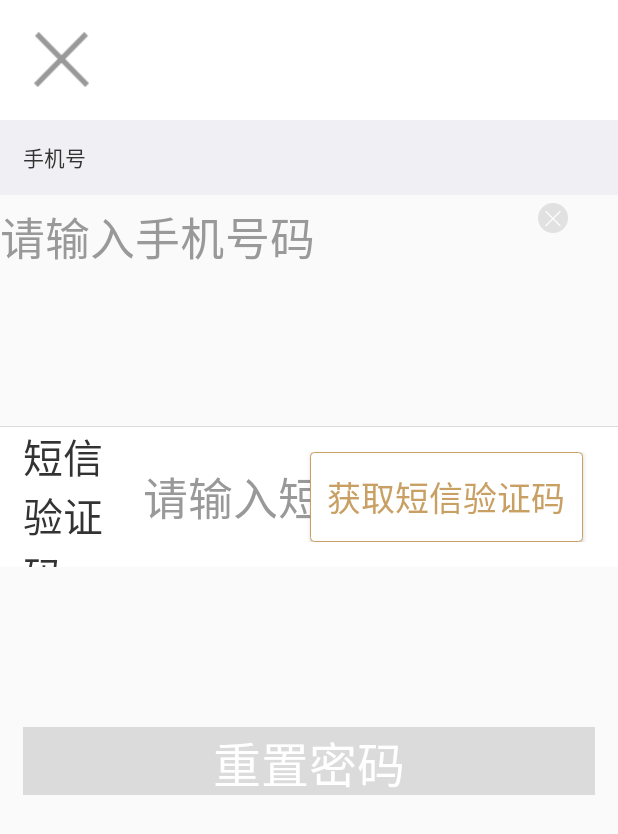
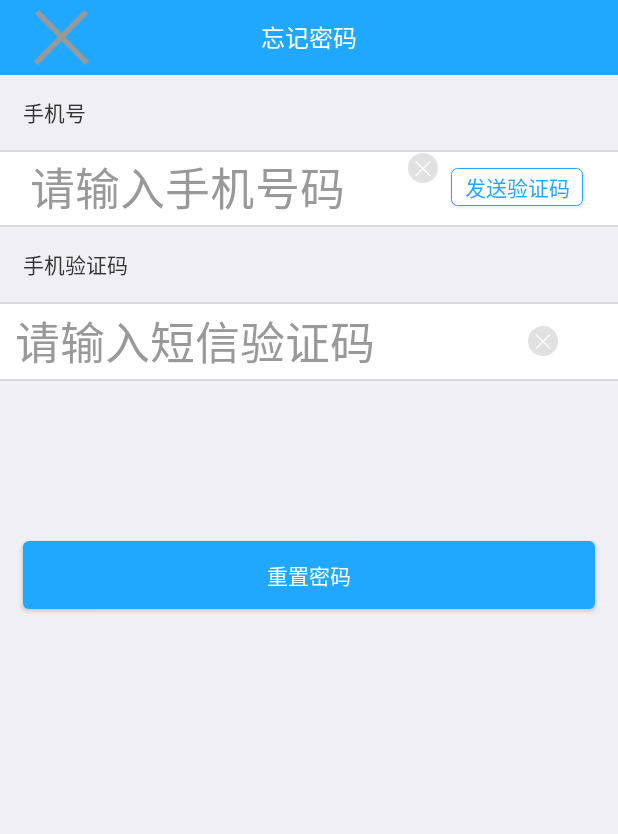
Before and after one commit to yuanchongzhang/zaixianjiaoyu, an Android app: the ForgetActivity screen opened directly, with no data from a screen before it, on a phone screen of 412 x 824 dp. Shown: the top 834 px of the screen. Run offline under Robolectric (Android 15) with nearby library versions, the phone set to English and light mode, and no system bars; pictures from the network do not load.

Commit message:
搭建登录界面

```diff
--- /dev/null
+++ b/app/src/main/res/drawable/btn_forget.xml
@@ -0,0 +1,12 @@
+<?xml version="1.0" encoding="utf-8"?>
+<shape xmlns:android="http://schemas.android.com/apk/res/android" >
+
+    <solid android:color="#20A8FF" />
+
+   <corners
+        android:bottomLeftRadius="4dp"
+        android:bottomRightRadius="4dp"
+        android:topLeftRadius="4dp"
+        android:topRightRadius="4dp" />
+
+</shape>
--- a/app/src/main/res/drawable/v6_captcha_shape.xml
+++ b/app/src/main/res/drawable/v6_captcha_shape.xml
@@ -3,12 +3,12 @@
 
     <solid android:color="@color/white" />
     <stroke
-        android:width="0.5dp"
-        android:color="#C9A063" />
+        android:width="1px"
+        android:color="#20A8FF" />
     <corners
-        android:bottomLeftRadius="4px"
-        android:bottomRightRadius="4px"
-        android:topLeftRadius="4px"
-        android:topRightRadius="4px" />
+        android:bottomLeftRadius="4dip"
+        android:bottomRightRadius="4dip"
+        android:topLeftRadius="4dip"
+        android:topRightRadius="4dip" />
 
 </shape>
--- a/app/src/main/res/layout/activity_forget.xml
+++ b/app/src/main/res/layout/activity_forget.xml
@@ -4,12 +4,40 @@
     android:layout_height="match_parent"
     android:orientation="vertical"
     android:fitsSystemWindows="true"
+    android:background="#EFEFF4"
     >
-    <include
-        layout="@layout/v6login_title"
+    <RelativeLayout
+        android:id="@+id/rl_top_layout"
         android:layout_width="match_parent"
+        android:layout_height="@dimen/dp_50"
+
+        android:background="#20A8FF">
+
+        <RelativeLayout
+            android:id="@+id/rl_back"
+            android:layout_width="95px"
+            android:layout_height="match_parent"
+            android:layout_centerVertical="true"
+            android:layout_marginLeft="34px">
+
+            <ImageView
+                android:id="@+id/img_back"
+                android:layout_width="55px"
+                android:layout_height="55px"
+                android:layout_centerVertical="true"
+                android:background="@drawable/close" />
+        </RelativeLayout>
+
+        <TextView
+            android:id="@+id/tv_title"
+            android:layout_width="wrap_content"
             android:layout_height="wrap_content"
-    />
+            android:layout_centerHorizontal="true"
+            android:layout_centerVertical="true"
+            android:textColor="@color/white"
+            android:text="忘记密码"
+            android:textSize="@dimen/sp_16" />
+    </RelativeLayout>
 
     <LinearLayout
         android:layout_width="match_parent"
@@ -29,13 +57,24 @@
 
     </LinearLayout>
 
+<RelativeLayout
+    android:layout_width="match_parent"
+    android:layout_height="@dimen/dp_50"
+android:background="@color/white"
+    >
 
+    <View
+        android:layout_width="match_parent"
+        android:layout_height="1dp"
+        android:background="#DBDBDD"
+        ></View>
 
     <LinearLayout
         android:layout_width="match_parent"
         android:layout_height="wrap_content"
         android:orientation="horizontal"
-        android:layout_marginTop="@dimen/dp_5"
+     android:layout_centerInParent="true"
+        android:background="@color/white"
         >
         <EditText
             android:id="@+id/user_phone_num"
@@ -45,6 +84,8 @@
 
             android:background="@null"
             android:hint="请输入手机号码"
+            android:paddingLeft="@dimen/dp_10"
+            android:layout_marginLeft="@dimen/dp_10"
             android:inputType="phone"
             android:layout_weight="1"
             android:maxLength="11"
@@ -58,7 +99,7 @@
             android:layout_height="@dimen/dp_20"
             android:layout_alignParentRight="true"
             android:layout_centerVertical="true"
-            android:layout_marginRight="50px"
+            android:layout_marginRight="@dimen/dp_120"
             android:background="@drawable/close2"
             android:gravity="center"
             android:visibility="visible" />
@@ -66,87 +107,72 @@
 
     </LinearLayout>
 
+    <View
+        android:layout_width="match_parent"
+        android:layout_height="1dp"
+        android:background="#DBDBDD"
+        />
+    <Button
+        android:id="@+id/btn_send_mes"
+        android:layout_width="wrap_content"
+        android:layout_height="@dimen/dp_25"
 
+        android:layout_alignParentRight="true"
+        android:paddingLeft="@dimen/dp_5"
+        android:paddingRight="@dimen/dp_5"
+        android:layout_centerVertical="true"
+        android:layout_marginRight="35px"
+        android:background="@drawable/v6_captcha_shape"
+        android:text="发送验证码"
+        android:textColor="#20A8FF"
+        android:textSize="@dimen/sp_14"
+        android:visibility="visible" />
+</RelativeLayout>
+    <View
+        android:layout_width="match_parent"
+        android:layout_height="1dp"
+        android:background="#DBDBDD"
+        />
+    <LinearLayout
+        android:layout_width="match_parent"
+        android:layout_height="@dimen/dp_50"
+        android:background="#EFEFF4"
+        >
 
+        <TextView
 
-    <RelativeLayout
             android:layout_width="match_parent"
-        android:layout_height="140px"
+            android:layout_height="wrap_content"
+            android:layout_gravity="center_vertical"
+            android:layout_marginLeft="@dimen/dp_15"
+            android:text="手机验证码"
+            android:textColor="#333333"
+            android:textSize="@dimen/sp_14" />
 
-        android:paddingLeft="@dimen/dp_10">
-
-
-    </RelativeLayout>
+    </LinearLayout>
+    <View
+        android:layout_width="match_parent"
+        android:layout_height="1dp"
+        android:background="#DBDBDD"
+        />
 
     <LinearLayout
         android:layout_width="match_parent"
-        android:layout_height="match_parent"
-        android:orientation="vertical"
-        >
-
-
-
-        <LinearLayout
-            android:layout_width="match_parent"
-            android:layout_height="wrap_content"
-            android:layout_marginTop="@dimen/dp_10"
-            android:background="@color/white"
-            android:orientation="vertical">
-
-
-
-
-
-
-        </LinearLayout>
-
-
-        <View
-            android:layout_width="match_parent"
-            android:layout_height="1px"
-            android:background="#DBDBDB" />
-
-
-        <LinearLayout
-            android:layout_width="match_parent"
-            android:layout_height="140px"
+        android:layout_height="@dimen/dp_50"
+        android:orientation="horizontal"
+        android:gravity="center"
 
         android:background="@color/white"
-            android:orientation="horizontal">
-
-
-            <TextView
-
-                android:layout_width="@dimen/dp_70"
-                android:layout_height="wrap_content"
-                android:layout_gravity="center_vertical"
-                android:layout_marginLeft="@dimen/dp_15"
-                android:text="短信验证码"
-                android:textColor="#333333"
-                android:textSize="40px" />
-
-            <LinearLayout
-                android:layout_width="match_parent"
-                android:layout_height="wrap_content"
-                android:layout_gravity="center_vertical"
-                android:orientation="horizontal">
-
-                <LinearLayout
-                    android:layout_width="0dp"
-                    android:layout_height="match_parent"
-                    android:layout_gravity="center_vertical"
-                    android:layout_weight="1"
-                    android:gravity="center_vertical"
-                    android:orientation="horizontal"
-                    android:paddingLeft="@dimen/dp_10">
+        >
 
         <EditText
 
             android:id="@+id/text_smscode"
-                        android:layout_width="400px"
+            android:layout_width="0dp"
+            android:layout_weight="1"
             android:layout_height="wrap_content"
             android:layout_centerVertical="true"
-
+            android:layout_marginLeft="@dimen/dp_10"
             android:background="@null"
             android:hint="请输入短信验证码"
             android:inputType="phone"
@@ -155,40 +181,28 @@
             android:textColor="#333333"
             android:textColorHint="#999999"
             android:textSize="45px" />
-
         <ImageView
             android:id="@+id/img_clear_sms"
             android:layout_width="@dimen/dp_20"
             android:layout_height="@dimen/dp_20"
             android:layout_centerVertical="true"
-                        android:layout_marginRight="50px"
+
             android:layout_toRightOf="@+id/text_smscode"
             android:background="@drawable/close2"
             android:gravity="center"
+android:layout_marginRight="@dimen/dp_40"
 
-
-                        android:visibility="gone" />
-
-                </LinearLayout>
-
-                <Button
-                    android:id="@+id/btn_send_mes"
-                    android:layout_width="273px"
-                    android:layout_height="90px"
-                    android:layout_alignParentRight="true"
-                    android:layout_centerVertical="true"
-                    android:layout_marginRight="35px"
-                    android:background="@drawable/v6_captcha_shape"
-                    android:text="获取短信验证码"
-                    android:textColor="#C9A063"
-                    android:textSize="34px"
             android:visibility="visible" />
 
     </LinearLayout>
 
 
-        </LinearLayout>
 
+  <View
+    android:layout_width="match_parent"
+    android:layout_height="1dp"
+    android:background="#DBDBDD"
+    />
 
 
 
@@ -200,12 +214,11 @@
         android:layout_marginLeft="@dimen/dp_15"
         android:layout_marginRight="@dimen/dp_15"
         android:layout_marginTop="160px"
-            android:background="@drawable/btn_unclick"
-            android:enabled="false"
+        android:background="@drawable/btn_forget"
+
         android:text="重置密码"
         android:textColor="@color/white"
-            android:textSize="48px" />
-    </LinearLayout>
+        android:textSize="@dimen/sp_14" />
 
 
 </LinearLayout>
--- a/app/src/main/res/layout/v6login_title.xml
+++ b/app/src/main/res/layout/v6login_title.xml
@@ -8,7 +8,7 @@
     <RelativeLayout
         android:id="@+id/rl_top_layout"
         android:layout_width="match_parent"
-        android:layout_height="120px"
+        android:layout_height="@dimen/dp_50"
 
         android:background="@color/white">
 
```
Lines whose indentation alone changed are shown as unchanged.
